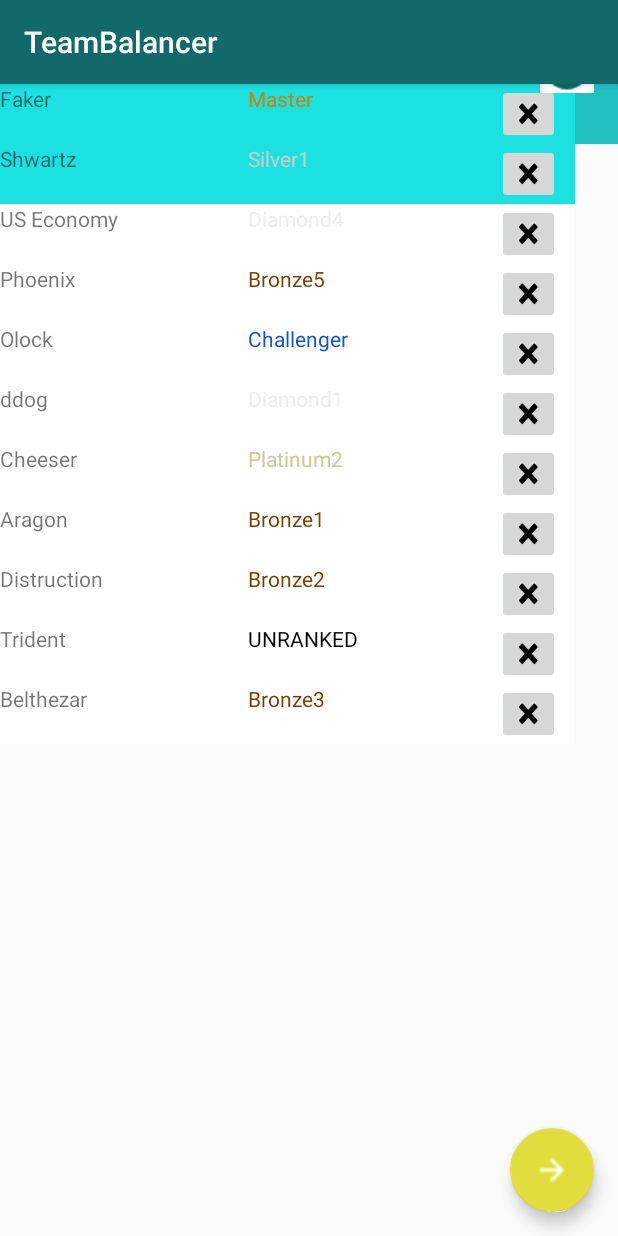
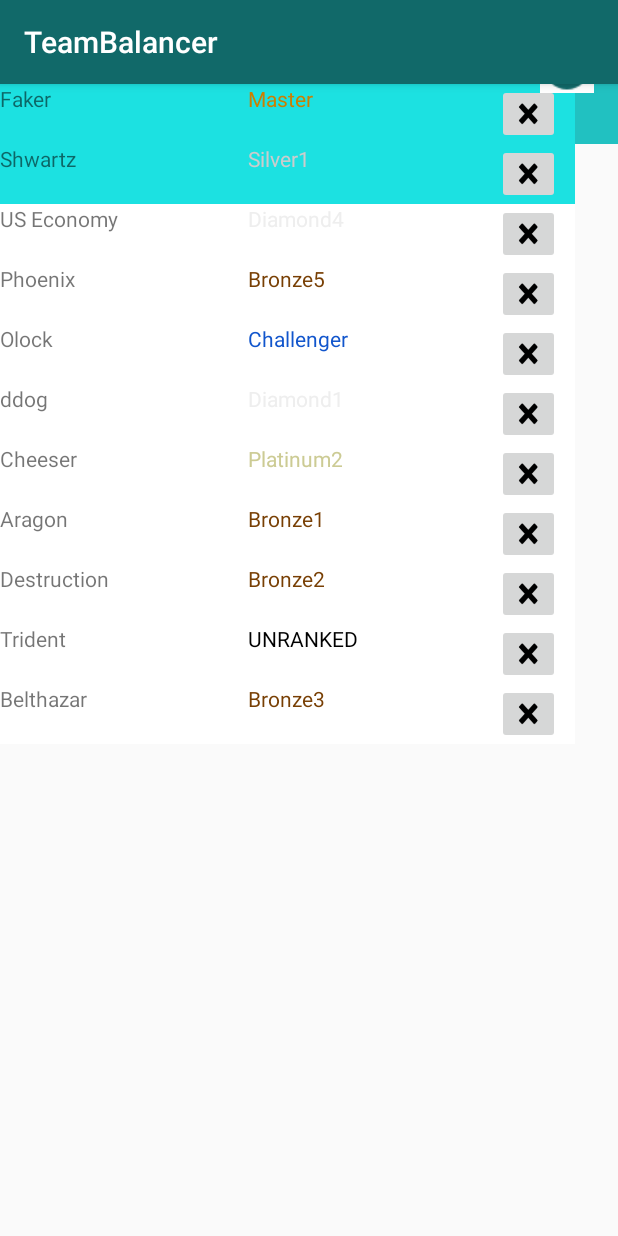
Before and after one commit to benjaminhdavis8/TeamBalancer, an Android app: the screen it shows after launch (MainActivity), after a tap on "Shwartz", on a phone screen of 412 x 824 dp. Run offline under Robolectric (Android 15) with nearby library versions, the light colour scheme and no system bars; 1 other tap on this screen came first.

Commit message:
Cleaned up code, is runnable

```diff
--- a/app/src/main/java/com/example/benjamin/teambalancer/MainActivity.java
+++ b/app/src/main/java/com/example/benjamin/teambalancer/MainActivity.java
@@ -16,7 +16,7 @@ public class MainActivity extends AppCompatActivity {
     protected void onCreate(Bundle savedInstanceState) {
         super.onCreate(savedInstanceState);
         setContentView(R.layout.activity_main);
-        switchToFriendsFragmen();
+        switchToFriendsFragment();
     }
 
     public void setPlayerList(List<Friend> List) {
@@ -27,7 +27,7 @@ public class MainActivity extends AppCompatActivity {
         return playerList;
     }
 
-    public void switchToFriendsFragmen() {
+    public void switchToFriendsFragment() {
         Fragment fragment = new FriendsFragment();
         setFragment(fragment);
     }
--- a/app/src/main/java/com/example/benjamin/teambalancer/gui/FriendsFragment.java
+++ b/app/src/main/java/com/example/benjamin/teambalancer/gui/FriendsFragment.java
@@ -29,14 +29,17 @@ import java.util.ArrayList;
 import java.util.List;
 
 public class FriendsFragment extends Fragment {
+
+    private static final int MAX_PLAYERS = 10;
     FriendsRVAdapter adapter;
     FloatingActionButton balanceButton;
+    AppCompatImageButton addButton;
 
     @Override
     public View onCreateView(@NonNull LayoutInflater inflater, ViewGroup container, Bundle savedInstanceState) {
         super.onCreate(savedInstanceState);
         View view = inflater.inflate(R.layout.fragment_friends, container, false);
-        RecyclerView rv = view.findViewById(R.id.freinds_RV);
+        RecyclerView rv = view.findViewById(R.id.friends_RV);
         LinearLayoutManager ll = new LinearLayoutManager(view.getContext());
         ll.setOrientation(LinearLayout.VERTICAL);
         rv.setLayoutManager(ll);
@@ -52,7 +55,7 @@ public class FriendsFragment extends Fragment {
                 activity.switchToVersesFragment();
             }
         });
-        setActionButtonVisable();
+        setActionButtonVisible();
 
         AppCompatImageButton AddButton = view.findViewById(R.id.add_button);
         AddButton.setOnClickListener(new View.OnClickListener() {
@@ -84,6 +87,14 @@ public class FriendsFragment extends Fragment {
                 }
             });
 
+        addButton = view.findViewById(R.id.add_button);
+        addButton.setOnClickListener(new View.OnClickListener() {
+            @Override
+            public void onClick(View v) {
+                Toast.makeText(getActivity(), "Not implemented", Toast.LENGTH_SHORT).show();
+            }
+        });
+
         EditText search = view.findViewById(R.id.search_bar);
         search.addTextChangedListener(new TextWatcher() {
             @Override
@@ -105,8 +116,8 @@ public class FriendsFragment extends Fragment {
         return view;
     }
 
-    private void setActionButtonVisable() {
-        if (adapter.NumSelected > 1) {
+    private void setActionButtonVisible() {
+        if (adapter.NumSelected == MAX_PLAYERS) {
             balanceButton.setVisibility(View.VISIBLE);
         }
         else {
@@ -115,7 +126,6 @@ public class FriendsFragment extends Fragment {
     }
 
     private class FriendsRVAdapter extends  RecyclerView.Adapter<FriendsRVAdapter.ViewHolder> {
-        private static final int MAX_PLAYERS = 10;
         List<FriendData> dataList;
         int NumSelected = 0;
 
@@ -130,9 +140,9 @@ public class FriendsFragment extends Fragment {
             dataList.add(new FriendData(new Friend("ddog", LOLRank.Diamond1)));
             dataList.add(new FriendData(new Friend("Cheeser",LOLRank.Platinum2)));
             dataList.add(new FriendData(new Friend("Aragon", LOLRank.Bronze1)));
-            dataList.add(new FriendData(new Friend("Distruction", LOLRank.Bronze2)));
+            dataList.add(new FriendData(new Friend("Destruction", LOLRank.Bronze2)));
             dataList.add(new FriendData(new Friend("Trident")));
-            dataList.add(new FriendData(new Friend("Belthezar", LOLRank.Bronze3)));
+            dataList.add(new FriendData(new Friend("Belthazar", LOLRank.Bronze3)));
         }
 
         @NonNull
@@ -196,8 +206,7 @@ public class FriendsFragment extends Fragment {
                                 dataList.get(Index).setSelected(true);
                             }
                             else {
-                                Toast toast = Toast.makeText(getContext(),"Too many players selected", Toast.LENGTH_SHORT);
-                                toast.show();
+                                Toast.makeText(getActivity(), "Too many players selected", Toast.LENGTH_SHORT).show();
                             }
                         }
                         else {
@@ -206,7 +215,7 @@ public class FriendsFragment extends Fragment {
                             dataList.get(Index).setSelected(false);
                         }
 
-                        setActionButtonVisable();
+                        setActionButtonVisible();
                     }
                 });
             }
--- a/app/src/main/java/com/example/benjamin/teambalancer/gui/VersesFragment.java
+++ b/app/src/main/java/com/example/benjamin/teambalancer/gui/VersesFragment.java
@@ -27,6 +27,9 @@ public class VersesFragment extends Fragment {
     public View onCreateView(@NonNull LayoutInflater inflater, ViewGroup container, Bundle savedInstanceState) {
         super.onCreate(savedInstanceState);
         View view = inflater.inflate(R.layout.fragment_verses, container, false);
+
+        team1List = new ArrayList<>();
+        team2List = new ArrayList<>();
 
         team1View = view.findViewById(R.id.team1);
         team2View = view.findViewById(R.id.team2);
--- a/app/src/main/res/layout/fragment_friends.xml
+++ b/app/src/main/res/layout/fragment_friends.xml
@@ -43,14 +43,15 @@ https://material.io/tools/icons/?icon=arrow_forward&style=baseline
         android:drawableLeft="@android:drawable/ic_menu_search"
         android:ems="10"
         android:inputType="textPersonName"
-        android:text="Other text"
-        app:layout_constraintBottom_toTopOf="@+id/freinds_RV"
+        android:text=""
+        android:hint="Search Summoner"
+        app:layout_constraintBottom_toTopOf="@+id/friends_RV"
         app:layout_constraintEnd_toStartOf="@+id/add_button"
         app:layout_constraintStart_toStartOf="parent"
         app:layout_constraintTop_toBottomOf="@+id/linearLayout" />
 
     <android.support.v7.widget.RecyclerView
-        android:id="@+id/freinds_RV"
+        android:id="@+id/friends_RV"
         android:layout_width="383dp"
         android:layout_height="match_parent"
         app:layout_constraintBottom_toBottomOf="parent"
--- a/app/src/main/res/layout/fragment_main_page.xml
+++ b/app/src/main/res/layout/fragment_main_page.xml
@@ -15,7 +15,7 @@
         android:layout_marginRight="100dp"
         android:layout_marginStart="100dp"
         android:layout_marginTop="50dp"
-        android:text="Select Frends"
+        android:text="Select Friends"
         app:layout_constraintEnd_toEndOf="parent"
         app:layout_constraintHorizontal_bias="0.666"
         app:layout_constraintStart_toStartOf="parent"
```
Also changed, not shown: app/src/main/java/com/example/benjamin/teambalancer/gui/MainPage.java (added, +41 -0 lines).
